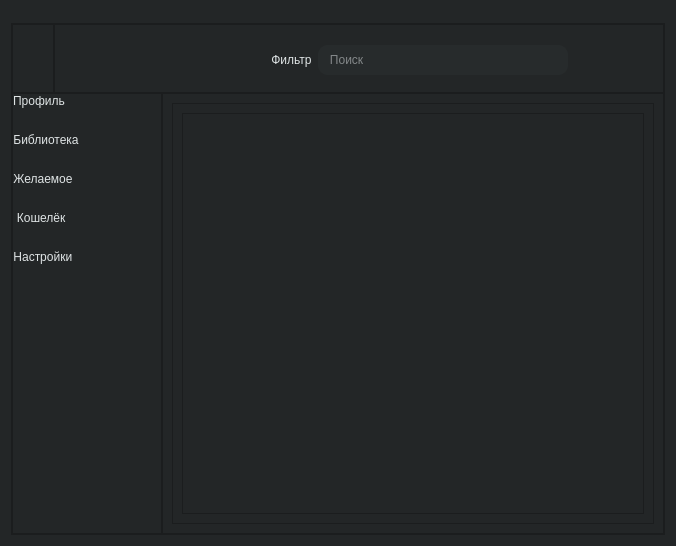
Old version of the form AppUi/mainWhidow.ui in the repository ToniTrum/My_EGS.
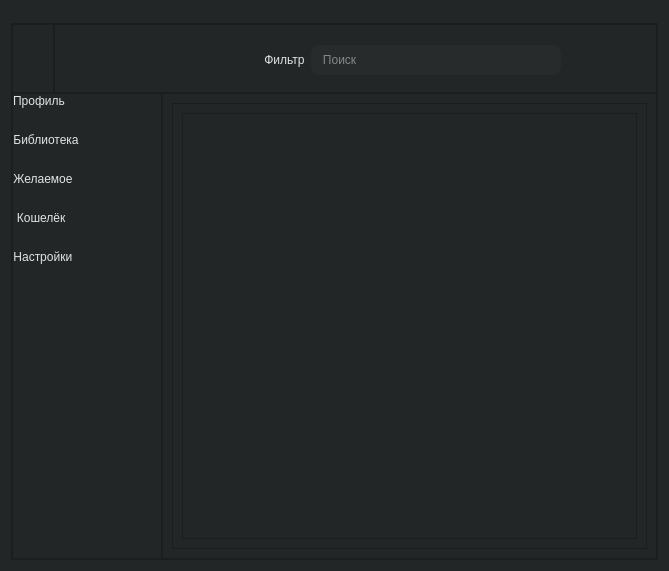
New version of the form. Icons and pictures are not drawn.

The edit to the form file:
```diff
--- a/AppUi/mainWhidow.ui
+++ b/AppUi/mainWhidow.ui
@@ -6,8 +6,8 @@
    <rect>
     <x>0</x>
     <y>0</y>
-    <width>676</width>
-    <height>546</height>
+    <width>669</width>
+    <height>571</height>
    </rect>
   </property>
   <property name="windowTitle">
@@ -612,8 +612,8 @@
                 <rect>
                  <x>0</x>
                  <y>0</y>
-                 <width>452</width>
-                 <height>390</height>
+                 <width>445</width>
+                 <height>415</height>
                 </rect>
                </property>
               </widget>
```
Left out of the diff: 16 changed lines with no effect on the pictures.
